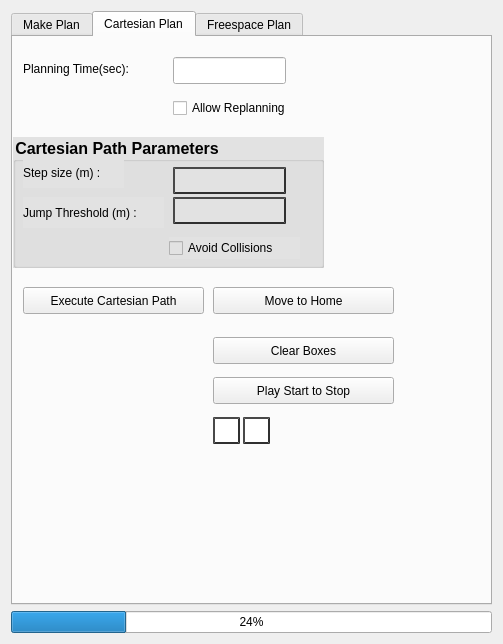
Old version of the form moveit_cartesian_plan_plugin/src/widgets/path_planning_widget.ui in the repository peanut-robotics/fermi.
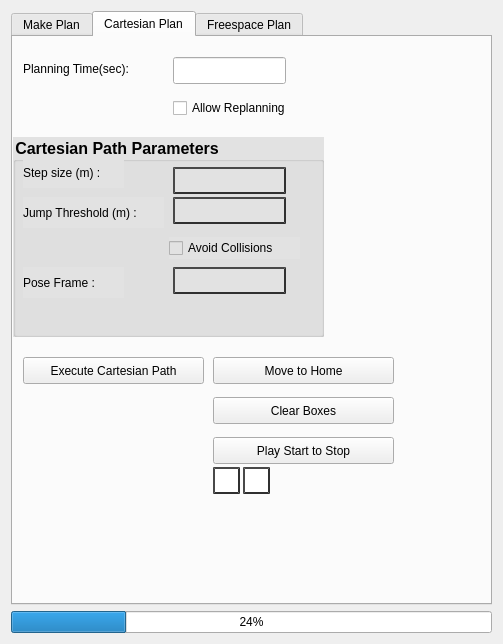
New version of the form. The open tabs and pages were chosen to show the change.

Commit message: Add parameter for frame id and associated text box

Patch:
```diff
--- a/moveit_cartesian_plan_plugin/src/widgets/path_planning_widget.ui
+++ b/moveit_cartesian_plan_plugin/src/widgets/path_planning_widget.ui
@@ -324,7 +324,7 @@
 							<property name="geometry">
 								<rect>
 									<x>10</x>
-									<y>250</y>
+									<y>320</y>
 									<width>181</width>
 									<height>27</height>
 								</rect>
@@ -375,7 +375,7 @@
 									<x>0</x>
 									<y>100</y>
 									<width>311</width>
-									<height>131</height>
+									<height>200</height>
 									</rect>
 								</property>
 								<property name="font">
@@ -464,6 +464,34 @@
 										<string>Avoid Collisions</string>
 									</property>
 								</widget>
+								<widget class="QLabel" name="label_frame_name">
+									<property name="geometry">
+										<rect>
+											<x>10</x>
+											<y>130</y>
+											<width>101</width>
+											<height>31</height>
+										</rect>
+									</property>
+									<property name="text">
+										<string>Pose Frame :</string>
+									</property>
+								</widget>
+								<widget class="QLineEdit" name="robot_model_frame">
+									<property name="geometry">
+										<rect>
+											<x>160</x>
+											<y>130</y>
+											<width>113</width>
+											<height>27</height>
+										</rect>
+									</property>
+									<property name="styleSheet">
+										<string notr="true">border-style: outset;
+															border-width: 2px;
+															border-color :rgb(48, 48, 48)</string>
+									</property>
+								</widget>
 							</widget>
 						<widget class="QLabel" name="lbl_cartPathCompleted">
 							<property name="geometry">
@@ -490,7 +518,7 @@
 							<property name="geometry">
 								<rect>
 									<x>200</x>
-									<y>250</y>
+									<y>320</y>
 									<width>181</width>
 									<height>27</height>
 								</rect>
@@ -503,7 +531,7 @@
 							<property name="geometry">
 								<rect>
 									<x>200</x>
-									<y>300</y>
+									<y>360</y>
 									<width>181</width>
 									<height>27</height>
 								</rect>
@@ -516,7 +544,7 @@
 							<property name="geometry">
 								<rect>
 									<x>200</x>
-									<y>340</y>
+									<y>400</y>
 									<width>181</width>
 									<height>27</height>
 								</rect>
@@ -534,7 +562,7 @@
 							<property name="geometry">
 								<rect>
 									<x>200</x>
-									<y>380</y>
+									<y>430</y>
 									<width>27</width>
 									<height>27</height>
 								</rect>
@@ -549,7 +577,7 @@
 							<property name="geometry">
 								<rect>
 									<x>230</x>
-									<y>380</y>
+									<y>430</y>
 									<width>27</width>
 									<height>27</height>
 								</rect>
```
Left out of the diff: 2 changed lines with no effect on the pictures. The commit also changes 5 other files.
